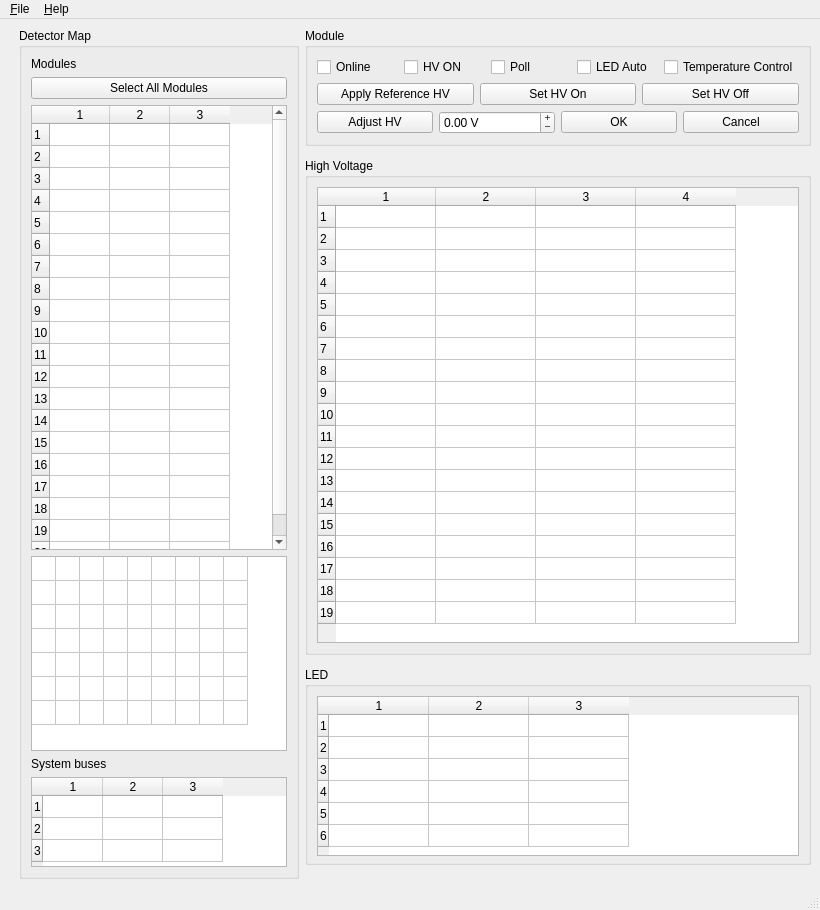
Qt form main.ui (sultanmusin/pyslow) before a commit.
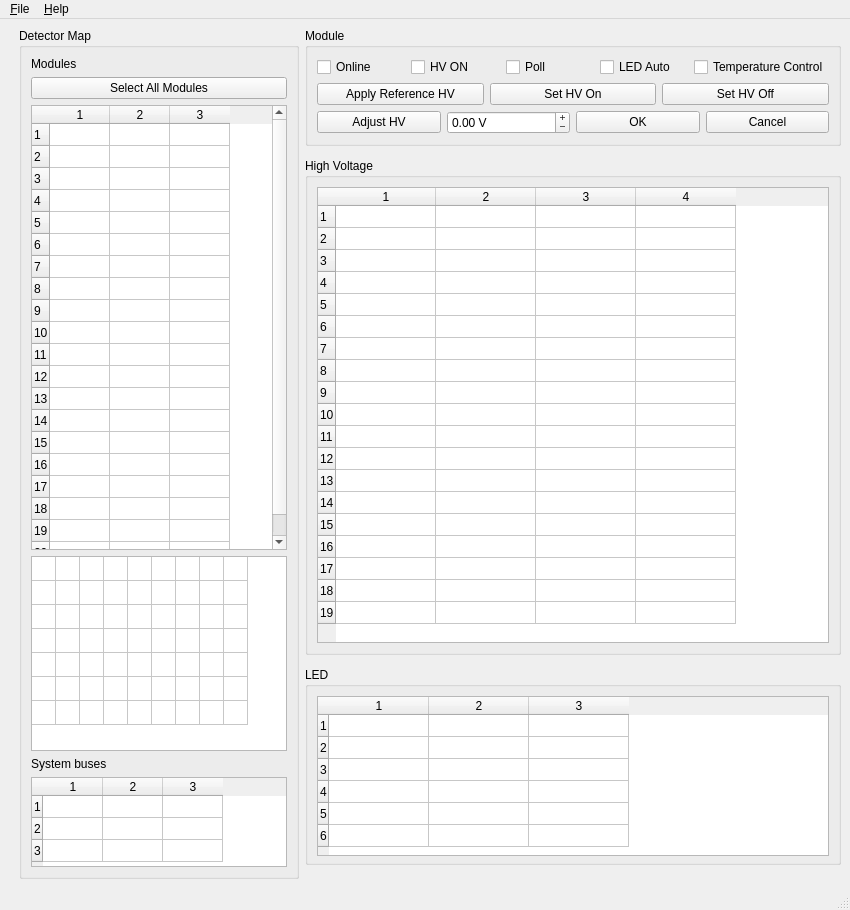
The same form after that commit.

Commit message: ncrease window width

Diff of the .ui file:
```diff
--- a/main.ui
+++ b/main.ui
@@ -6,7 +6,7 @@
    <rect>
     <x>0</x>
     <y>0</y>
-    <width>820</width>
+    <width>850</width>
     <height>910</height>
    </rect>
   </property>
@@ -595,7 +595,7 @@
     <rect>
      <x>0</x>
      <y>0</y>
-     <width>820</width>
+     <width>850</width>
      <height>20</height>
     </rect>
    </property>
```
